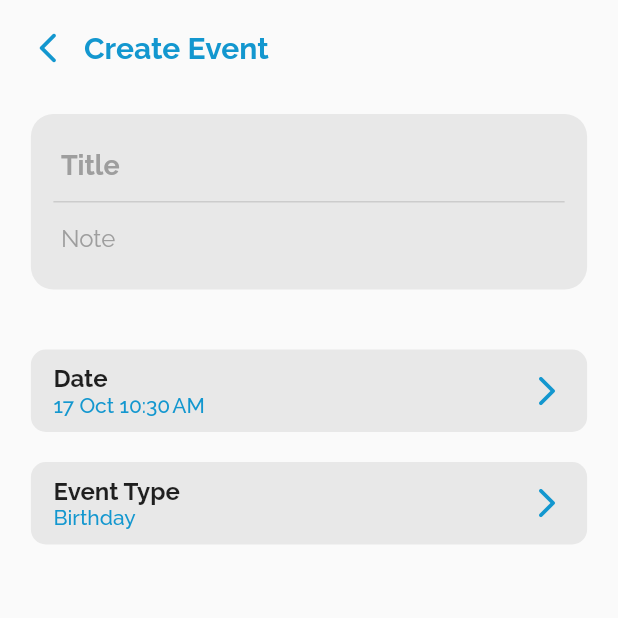
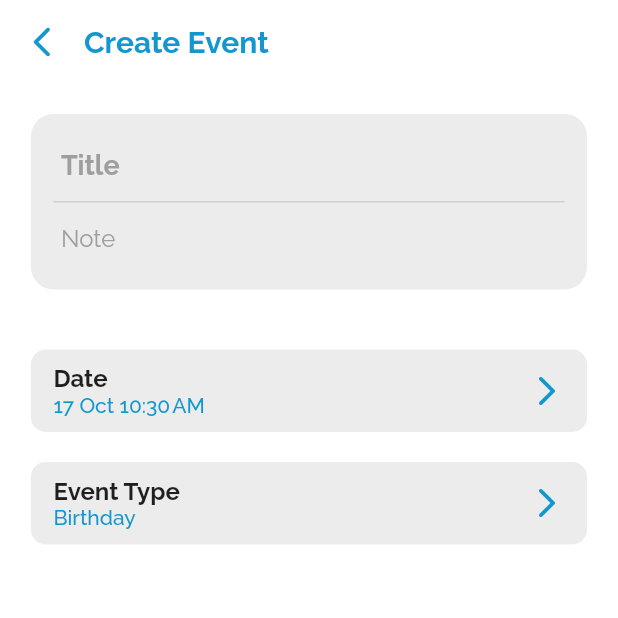
Before and after one commit to jibinkj-07/Notify, a Flutter app: the AddEventScreen screen opened by its route, on a phone screen of 412 x 824 dp, the top half of it. Run offline on Flutter 3.47's test engine with Material 2 defaults, Android fonts, the light colour scheme and no system bars; our stand-ins replace bloc, cloud_firestore, connectivity_plus, email_validator, equatable, firebase_auth and 11 more; accounts and stored records are empty.

Commit message:
finished overall app

```diff
--- a/lib/presentation/screens/add_event_screen.dart
+++ b/lib/presentation/screens/add_event_screen.dart
@@ -91,42 +91,33 @@ class _AddEventScreenState extends State<AddEventScreen> {
 
     //main
     return Scaffold(
-      body: SafeArea(
-        child: Padding(
-          padding: const EdgeInsets.all(8.0),
-          child: Column(
-            children: [
-              //head part
-              Row(
-                mainAxisAlignment: MainAxisAlignment.spaceBetween,
-                children: [
-                  //left portion
-                  Row(
-                    children: [
-                      IconButton(
+      backgroundColor: Colors.white,
+      appBar: AppBar(
+        backgroundColor: Colors.white,
+        foregroundColor: AppColors().primaryColor,
+        elevation: 0,
+        leading: IconButton(
+          icon: const Icon(
+            Icons.arrow_back_ios_new_rounded,
+          ),
           onPressed: () {
             Navigator.of(context).pop();
           },
-                        icon: Icon(
-                          Icons.arrow_back_ios_new_rounded,
-                          color: AppColors().primaryColor,
+          splashRadius: 20.0,
         ),
-                        splashRadius: 20,
-                      ),
-                      Text(
+        titleSpacing: 0,
+        title: Text(
           "Create Event",
           style: TextStyle(
             fontSize: 20,
             fontWeight: FontWeight.bold,
             color: AppColors().primaryColor,
           ),
-                      )
-                    ],
         ),
+        actions: [
           //right portion
           _title.trim() != ''
-                      ? BlocBuilder<EventFileHandlerCubit,
-                          EventFileHandlerState>(
+              ? BlocBuilder<EventFileHandlerCubit, EventFileHandlerState>(
                   builder: (ctx, state) {
                     if (state.isFileExists) {
                       return TextButton(
@@ -160,8 +151,7 @@ class _AddEventScreenState extends State<AddEventScreen> {
                               random.nextInt(999999999) + 1000000000;
 
                           //main part
-                                  Provider.of<EventDataServices>(context,
-                                          listen: false)
+                          Provider.of<EventDataServices>(context, listen: false)
                               .addNewEvent(
                                   id: currentTime.toString(),
                                   notificationId: notificationId,
@@ -238,8 +228,7 @@ class _AddEventScreenState extends State<AddEventScreen> {
                             eventType: _eventType,
                           );
 
-                                  Provider.of<EventDataServices>(context,
-                                          listen: false)
+                          Provider.of<EventDataServices>(context, listen: false)
                               .addNewEvent(
                             id: currentTime.toString(),
                             notificationId: notificationId,
@@ -269,7 +258,17 @@ class _AddEventScreenState extends State<AddEventScreen> {
               : const SizedBox(),
         ],
       ),
-
+      body: NotificationListener<OverscrollIndicatorNotification>(
+        onNotification: (overscroll) {
+          overscroll.disallowIndicator();
+          return true;
+        },
+        child: SingleChildScrollView(
+          child: SizedBox(
+            width: screen.width,
+            child: Column(
+              crossAxisAlignment: CrossAxisAlignment.center,
+              children: [
                 //form
                 Container(
                   width: screen.width * .9,
@@ -356,10 +355,13 @@ class _AddEventScreenState extends State<AddEventScreen> {
                                 const Text(
                                   "Date",
                                   style: TextStyle(
-                                    fontSize: 16, fontWeight: FontWeight.bold),
+                                      fontSize: 16,
+                                      fontWeight: FontWeight.bold),
                                 ),
                                 Text(
-                                DateFormat('dd MMM').add_jm().format(_dateTime),
+                                  DateFormat('dd MMM')
+                                      .add_jm()
+                                      .format(_dateTime),
                                   style: TextStyle(
                                     fontSize: 14,
                                     color: AppColors().primaryColor,
@@ -406,7 +408,8 @@ class _AddEventScreenState extends State<AddEventScreen> {
                               // height: screen.height * .35,
                               child: Column(
                                 crossAxisAlignment: CrossAxisAlignment.stretch,
-                              mainAxisAlignment: MainAxisAlignment.spaceAround,
+                                mainAxisAlignment:
+                                    MainAxisAlignment.spaceAround,
                                 children: [
                                   //buttons
                                   TextButton(
@@ -566,6 +569,7 @@ class _AddEventScreenState extends State<AddEventScreen> {
             ),
           ),
         ),
+      ),
     );
   }
 }
--- a/lib/presentation/screens/user_cloud_event_sync.dart
+++ b/lib/presentation/screens/user_cloud_event_sync.dart
@@ -460,7 +460,7 @@ class _UserCloudEventSyncState extends State<UserCloudEventSync> {
                                                                 primary: Colors
                                                                     .white
                                                                     .withOpacity(
-                                                                        .8),
+                                                                        .9),
                                                                 onPrimary: AppColors()
                                                                     .primaryColor
                                                                     .withOpacity(
--- a/lib/presentation/screens/user_events_list_details.dart
+++ b/lib/presentation/screens/user_events_list_details.dart
@@ -182,6 +182,7 @@ class _UserEventListDetailsState extends State<UserEventListDetails> {
         elevation: 0,
         leading: IconButton(
           onPressed: () {
+            FocusScope.of(context).unfocus();
             Navigator.of(context).pop();
           },
           icon: const Icon(
@@ -198,7 +199,7 @@ class _UserEventListDetailsState extends State<UserEventListDetails> {
       body: SingleChildScrollView(
         child: Container(
           padding: const EdgeInsets.symmetric(horizontal: 8),
-          margin: const EdgeInsets.only(top: 20),
+          margin: const EdgeInsets.symmetric(vertical: 20),
           child: Column(
             // crossAxisAlignment: CrossAxisAlignment.end,
             children: [
@@ -671,7 +672,7 @@ class _UserEventListDetailsState extends State<UserEventListDetails> {
                                         Navigator.of(ctx).pop();
                                       },
                                       style: ElevatedButton.styleFrom(
-                                        primary: Colors.white.withOpacity(.8),
+                                        primary: Colors.white.withOpacity(.9),
                                         onPrimary: AppColors()
                                             .primaryColor
                                             .withOpacity(.3),
```
Also changed, not shown: lib/presentation/screens/home_screen.dart (+62 -34 lines). Lines whose indentation alone changed are shown as unchanged.
